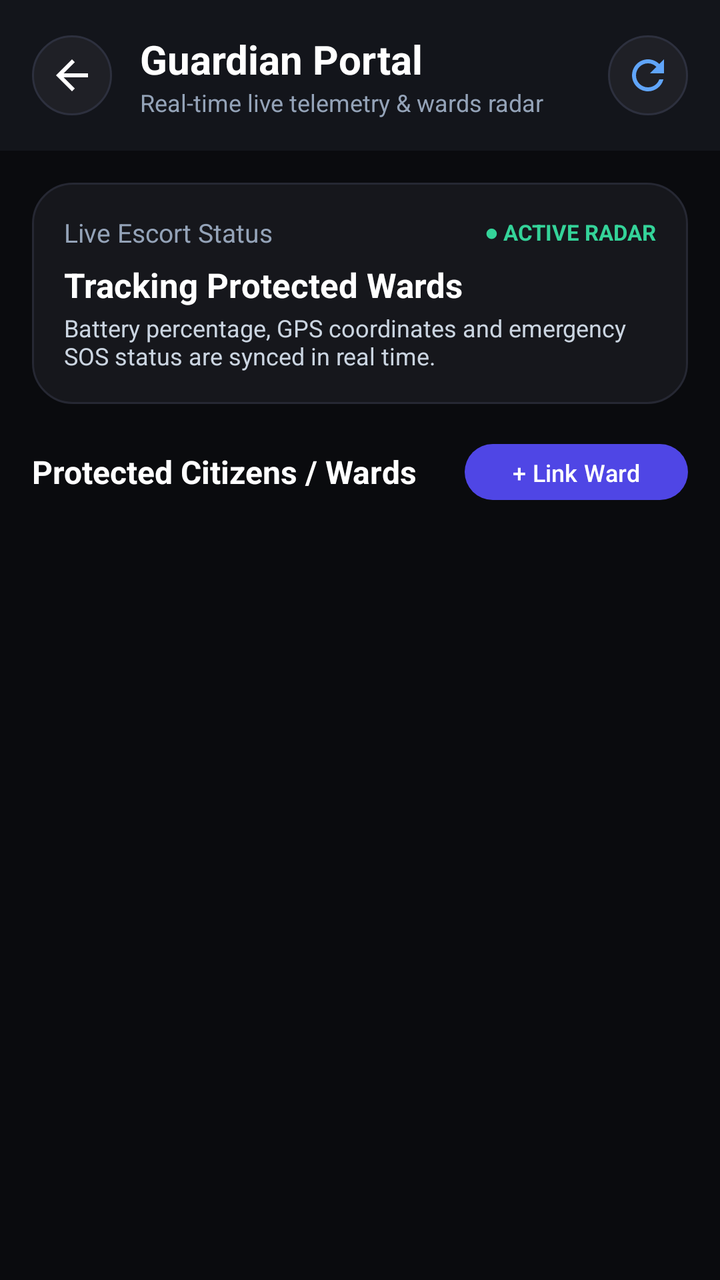
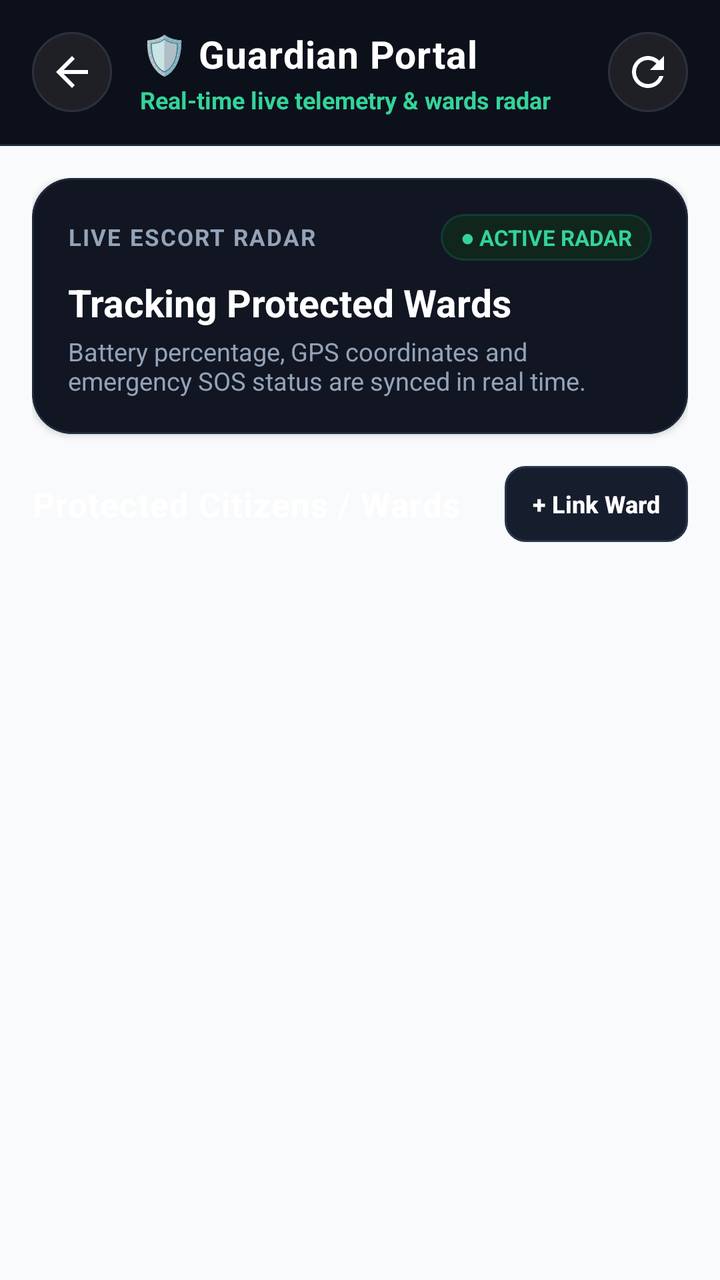

An Android layout rendered at two revisions. The XML below is the earlier revision; the diff shows what the commit changed to produce the second picture.
<!-- AndroidManifest.xml: application theme Theme.SheGuard -->
<!-- res/layout/fragment_guardian_portal.xml -->
<?xml version="1.0" encoding="utf-8"?>
<androidx.coordinatorlayout.widget.CoordinatorLayout xmlns:android="http://schemas.android.com/apk/res/android"
    xmlns:app="http://schemas.android.com/apk/res-auto"
    xmlns:tools="http://schemas.android.com/tools"
    android:layout_width="match_parent"
    android:layout_height="match_parent"
    android:background="#0A0B0E"
    android:fitsSystemWindows="true">

    <com.google.android.material.appbar.AppBarLayout
        android:layout_width="match_parent"
        android:layout_height="wrap_content"
        android:background="#13151B"
        app:elevation="0dp">

        <LinearLayout
            android:layout_width="match_parent"
            android:layout_height="wrap_content"
            android:orientation="horizontal"
            android:gravity="center_vertical"
            android:paddingStart="16dp"
            android:paddingEnd="16dp"
            android:paddingTop="16dp"
            android:paddingBottom="16dp">

            <ImageButton
                android:id="@+id/btn_back"
                android:layout_width="40dp"
                android:layout_height="40dp"
                android:background="@drawable/bg_circle_info"
                android:src="@drawable/ic_arrow_back"
                app:tint="#FFFFFF"
                android:contentDescription="Back" />

            <LinearLayout
                android:layout_width="0dp"
                android:layout_height="wrap_content"
                android:layout_weight="1"
                android:layout_marginStart="14dp"
                android:orientation="vertical">

                <TextView
                    android:layout_width="wrap_content"
                    android:layout_height="wrap_content"
                    android:text="Guardian Portal"
                    android:textColor="#FFFFFF"
                    android:textSize="20sp"
                    android:textStyle="bold" />

                <TextView
                    android:id="@+id/tv_guardian_subtitle"
                    android:layout_width="wrap_content"
                    android:layout_height="wrap_content"
                    android:text="Real-time live telemetry &amp; wards radar"
                    android:textColor="#94A3B8"
                    android:textSize="12sp" />
            </LinearLayout>

            <ImageButton
                android:id="@+id/btn_refresh"
                android:layout_width="40dp"
                android:layout_height="40dp"
                android:background="@drawable/bg_circle_info"
                android:src="@drawable/ic_refresh"
                app:tint="#60A5FA"
                android:contentDescription="Refresh" />
        </LinearLayout>
    </com.google.android.material.appbar.AppBarLayout>

    <androidx.core.widget.NestedScrollView
        android:layout_width="match_parent"
        android:layout_height="match_parent"
        android:fillViewport="true"
        app:layout_behavior="@string/appbar_scrolling_view_behavior">

        <LinearLayout
            android:layout_width="match_parent"
            android:layout_height="wrap_content"
            android:orientation="vertical"
            android:padding="16dp">

            
            <LinearLayout
                android:layout_width="match_parent"
                android:layout_height="wrap_content"
                android:background="@drawable/bg_card_safety_dark"
                android:orientation="vertical"
                android:padding="16dp"
                android:layout_marginBottom="16dp">

                <LinearLayout
                    android:layout_width="match_parent"
                    android:layout_height="wrap_content"
                    android:orientation="horizontal"
                    android:gravity="center_vertical">

                    <TextView
                        android:layout_width="0dp"
                        android:layout_height="wrap_content"
                        android:layout_weight="1"
                        android:text="Live Escort Status"
                        android:textColor="#94A3B8"
                        android:textSize="13sp" />

                    <TextView
                        android:layout_width="wrap_content"
                        android:layout_height="wrap_content"
                        android:text="● ACTIVE RADAR"
                        android:textColor="#34D399"
                        android:textSize="11sp"
                        android:textStyle="bold" />
                </LinearLayout>

                <TextView
                    android:id="@+id/tv_wards_count_summary"
                    android:layout_width="wrap_content"
                    android:layout_height="wrap_content"
                    android:layout_marginTop="6dp"
                    android:text="Tracking Protected Wards"
                    android:textColor="#FFFFFF"
                    android:textSize="17sp"
                    android:textStyle="bold" />

                <TextView
                    android:layout_width="wrap_content"
                    android:layout_height="wrap_content"
                    android:layout_marginTop="2dp"
                    android:text="Battery percentage, GPS coordinates and emergency SOS status are synced in real time."
                    android:textColor="#CBD5E1"
                    android:textSize="12sp" />
            </LinearLayout>

            <LinearLayout
                android:layout_width="match_parent"
                android:layout_height="wrap_content"
                android:orientation="horizontal"
                android:gravity="center_vertical"
                android:layout_marginBottom="12dp">

                <TextView
                    android:layout_width="0dp"
                    android:layout_height="wrap_content"
                    android:layout_weight="1"
                    android:text="Protected Citizens / Wards"
                    android:textColor="#FFFFFF"
                    android:textSize="16sp"
                    android:textStyle="bold" />

                <com.google.android.material.button.MaterialButton
                    android:id="@+id/btn_link_new_ward"
                    android:layout_width="wrap_content"
                    android:layout_height="36dp"
                    android:text="+ Link Ward"
                    android:textSize="12sp"
                    app:cornerRadius="18dp"
                    app:backgroundTint="#4F46E5" />
            </LinearLayout>

            
            <ProgressBar
                android:id="@+id/pb_loading"
                android:layout_width="wrap_content"
                android:layout_height="wrap_content"
                android:layout_gravity="center_horizontal"
                android:layout_margin="24dp"
                android:indeterminateTint="#8B5CF6"
                android:visibility="gone" />

            
            <LinearLayout
                android:id="@+id/layout_empty_wards"
                android:layout_width="match_parent"
                android:layout_height="wrap_content"
                android:orientation="vertical"
                android:gravity="center"
                android:padding="32dp"
                android:visibility="gone">

                <ImageView
                    android:layout_width="64dp"
                    android:layout_height="64dp"
                    android:src="@drawable/ic_contacts_safety"
                    app:tint="#64748B"
                    android:contentDescription="Empty" />

                <TextView
                    android:layout_width="wrap_content"
                    android:layout_height="wrap_content"
                    android:layout_marginTop="12dp"
                    android:text="No Wards Linked Yet"
                    android:textColor="#FFFFFF"
                    android:textSize="16sp"
                    android:textStyle="bold" />

                <TextView
                    android:layout_width="wrap_content"
                    android:layout_height="wrap_content"
                    android:layout_marginTop="4dp"
                    android:text="Tap '+ Link Ward' above to link a protected family member or citizen by phone number."
                    android:textColor="#94A3B8"
                    android:textSize="13sp"
                    android:gravity="center" />
            </LinearLayout>

            
            <LinearLayout
                android:id="@+id/layout_wards_list"
                android:layout_width="match_parent"
                android:layout_height="wrap_content"
                android:orientation="vertical" />

        </LinearLayout>
    </androidx.core.widget.NestedScrollView>

</androidx.coordinatorlayout.widget.CoordinatorLayout>
<!-- resources referenced by this layout -->
<resources>
  <!-- drawable bg_card_safety_dark (drawable) -->
  <?xml version="1.0" encoding="utf-8"?>
  <shape xmlns:android="http://schemas.android.com/apk/res/android"
      android:shape="rectangle">
      <solid android:color="#16171C" />
      <corners android:radius="20dp" />
      <stroke
          android:width="1dp"
          android:color="#262833" />
  </shape>
  <!-- drawable bg_circle_info (drawable) -->
  <?xml version="1.0" encoding="utf-8"?>
  <shape xmlns:android="http://schemas.android.com/apk/res/android"
      android:shape="oval">
      <solid android:color="#1F2026" />
      <size
          android:width="40dp"
          android:height="40dp" />
      <stroke
          android:width="1dp"
          android:color="#2D303E" />
  </shape>
  <!-- drawable ic_arrow_back (drawable) -->
  <vector xmlns:android="http://schemas.android.com/apk/res/android"
      android:width="24dp"
      android:height="24dp"
      android:autoMirrored="true"
      android:tint="#FFFFFF"
      android:viewportWidth="24"
      android:viewportHeight="24">
      <path
          android:fillColor="@android:color/white"
          android:pathData="M20,11H7.83l5.59,-5.59L12,4l-8,8 8,8 1.41,-1.41L7.83,13H20v-2z" />
  </vector>
  <!-- drawable ic_contacts_safety (drawable) -->
  <vector xmlns:android="http://schemas.android.com/apk/res/android"
      android:width="24dp"
      android:height="24dp"
      android:viewportWidth="24"
      android:viewportHeight="24"
      android:tint="?attr/colorControlNormal">
    <path
        android:fillColor="@android:color/white"
        android:pathData="M12,12c2.21,0 4,-1.79 4,-4s-1.79,-4 -4,-4 -4,1.79 -4,4 1.79,4 4,4zM12,14c-2.67,0 -8,1.34 -8,4v2h16v-2c0,-2.66 -5.33,-4 -8,-4z"/>
  </vector>
  <!-- drawable ic_refresh (drawable) -->
  <vector xmlns:android="http://schemas.android.com/apk/res/android"
      android:width="24dp"
      android:height="24dp"
      android:viewportWidth="24"
      android:viewportHeight="24"
      android:tint="?attr/colorControlNormal">
    <path
        android:fillColor="@android:color/white"
        android:pathData="M17.65,6.35C16.2,4.9 14.21,4 12,4c-4.42,0 -7.99,3.58 -7.99,8s3.57,8 7.99,8c3.73,0 6.84,-2.55 7.73,-6h-2.08c-0.82,2.33 -3.04,4 -5.65,4 -3.31,0 -6,-2.69 -6,-6s2.69,-6 6,-6c1.66,0 3.14,0.69 4.22,1.78L13,11h7V4l-2.35,2.35z"/>
  </vector>
  <style name="Theme.SheGuard" parent="Base.Theme.SheGuard" />
  <color name="colorPrimary">#FF2E93</color>
  <color name="colorPrimaryDark">#D81173</color>
  <color name="colorAccent">#10B981</color>
  <color name="surface_background">#F8FAFC</color>
  <color name="surface_card">#FFFFFF</color>
  <color name="textColorPrimary">#0F172A</color>
  <!-- unchanged entries left out for length: 1 -->
</resources>

<!-- the commit's change to res/layout/fragment_guardian_portal.xml (unified diff, before → after) -->
@@ -4,56 +4,57 @@
     xmlns:tools="http://schemas.android.com/tools"
     android:layout_width="match_parent"
     android:layout_height="match_parent"
-    android:background="#0A0B0E"
+    android:background="@color/surface_background"
     android:fitsSystemWindows="true">
 
     <com.google.android.material.appbar.AppBarLayout
         android:layout_width="match_parent"
         android:layout_height="wrap_content"
-        android:background="#13151B"
+        android:background="#0C101A"
         app:elevation="0dp">
 
         <LinearLayout
             android:layout_width="match_parent"
             android:layout_height="wrap_content"
+            android:gravity="center_vertical"
             android:orientation="horizontal"
-            android:gravity="center_vertical"
-            android:paddingStart="16dp"
-            android:paddingEnd="16dp"
-            android:paddingTop="16dp"
-            android:paddingBottom="16dp">
+            android:paddingHorizontal="16dp"
+            android:paddingVertical="14dp">
 
             <ImageButton
                 android:id="@+id/btn_back"
                 android:layout_width="40dp"
                 android:layout_height="40dp"
                 android:background="@drawable/bg_circle_info"
+                android:contentDescription="Back"
                 android:src="@drawable/ic_arrow_back"
-                app:tint="#FFFFFF"
-                android:contentDescription="Back" />
+                app:tint="#FFFFFF" />
 
             <LinearLayout
                 android:layout_width="0dp"
                 android:layout_height="wrap_content"
+                android:layout_marginStart="14dp"
                 android:layout_weight="1"
-                android:layout_marginStart="14dp"
                 android:orientation="vertical">
 
                 <TextView
                     android:layout_width="wrap_content"
                     android:layout_height="wrap_content"
-                    android:text="Guardian Portal"
+                    android:letterSpacing="0.02"
+                    android:text="🛡️ Guardian Portal"
                     android:textColor="#FFFFFF"
-                    android:textSize="20sp"
+                    android:textSize="19sp"
                     android:textStyle="bold" />
 
                 <TextView
                     android:id="@+id/tv_guardian_subtitle"
                     android:layout_width="wrap_content"
                     android:layout_height="wrap_content"
+                    android:layout_marginTop="2dp"
                     android:text="Real-time live telemetry &amp; wards radar"
-                    android:textColor="#94A3B8"
-                    android:textSize="12sp" />
+                    android:textColor="#34D399"
+                    android:textSize="12sp"
+                    android:textStyle="bold" />
             </LinearLayout>
 
             <ImageButton
@@ -61,10 +62,15 @@
                 android:layout_width="40dp"
                 android:layout_height="40dp"
                 android:background="@drawable/bg_circle_info"
+                android:contentDescription="Refresh"
                 android:src="@drawable/ic_refresh"
-                app:tint="#60A5FA"
-                android:contentDescription="Refresh" />
+                app:tint="#FFFFFF" />
         </LinearLayout>
+
+        <View
+            android:layout_width="match_parent"
+            android:layout_height="1dp"
+            android:background="#1E293B" />
     </com.google.android.material.appbar.AppBarLayout>
 
     <androidx.core.widget.NestedScrollView
@@ -77,83 +83,112 @@
             android:layout_width="match_parent"
             android:layout_height="wrap_content"
             android:orientation="vertical"
-            android:padding="16dp">
-
-            
-            <LinearLayout
-                android:layout_width="match_parent"
-                android:layout_height="wrap_content"
-                android:background="@drawable/bg_card_safety_dark"
-                android:orientation="vertical"
-                android:padding="16dp"
-                android:layout_marginBottom="16dp">
+            android:paddingHorizontal="16dp"
+            android:paddingTop="16dp"
+            android:paddingBottom="36dp">
+
+            
+            <com.google.android.material.card.MaterialCardView
+                android:layout_width="match_parent"
+                android:layout_height="wrap_content"
+                android:layout_marginBottom="16dp"
+                app:cardBackgroundColor="#111622"
+                app:cardCornerRadius="20dp"
+                app:cardElevation="2dp"
+                app:strokeColor="#1E293B"
+                app:strokeWidth="1dp">
 
                 <LinearLayout
                     android:layout_width="match_parent"
                     android:layout_height="wrap_content"
-                    android:orientation="horizontal"
-                    android:gravity="center_vertical">
-
-                    <TextView
-                        android:layout_width="0dp"
-                        android:layout_height="wrap_content"
-                        android:layout_weight="1"
-                        android:text="Live Escort Status"
+                    android:orientation="vertical"
+                    android:paddingHorizontal="18dp"
+                    android:paddingVertical="18dp">
+
+                    <LinearLayout
+                        android:layout_width="match_parent"
+                        android:layout_height="wrap_content"
+                        android:gravity="center_vertical"
+                        android:orientation="horizontal">
+
+                        <TextView
+                            android:layout_width="0dp"
+                            android:layout_height="wrap_content"
+                            android:layout_weight="1"
+                            android:letterSpacing="0.06"
+                            android:text="LIVE ESCORT RADAR"
+                            android:textColor="#94A3B8"
+                            android:textSize="11.5sp"
+                            android:textStyle="bold" />
+
+                        <LinearLayout
+                            android:layout_width="wrap_content"
+                            android:layout_height="wrap_content"
+                            android:background="@drawable/bg_guardian_badge_active"
+                            android:paddingHorizontal="10dp"
+                            android:paddingVertical="4dp">
+
+                            <TextView
+                                android:layout_width="wrap_content"
+                                android:layout_height="wrap_content"
+                                android:text="● ACTIVE RADAR"
+                                android:textColor="#34D399"
+                                android:textSize="11sp"
+                                android:textStyle="bold" />
+                        </LinearLayout>
+                    </LinearLayout>
+
+                    <TextView
+                        android:id="@+id/tv_wards_count_summary"
+                        android:layout_width="wrap_content"
+                        android:layout_height="wrap_content"
+                        android:layout_marginTop="8dp"
+                        android:text="Tracking Protected Wards"
+                        android:textColor="#FFFFFF"
+                        android:textSize="19sp"
+                        android:textStyle="bold" />
+
+                    <TextView
+                        android:layout_width="wrap_content"
+                        android:layout_height="wrap_content"
+                        android:layout_marginTop="3dp"
+                        android:text="Battery percentage, GPS coordinates and emergency SOS status are synced in real time."
                         android:textColor="#94A3B8"
-                        android:textSize="13sp" />
-
-                    <TextView
-                        android:layout_width="wrap_content"
-                        android:layout_height="wrap_content"
-                        android:text="● ACTIVE RADAR"
-                        android:textColor="#34D399"
-                        android:textSize="11sp"
-                        android:textStyle="bold" />
+                        android:textSize="12.5sp" />
                 </LinearLayout>
+            </com.google.android.material.card.MaterialCardView>
+
+            
+            <LinearLayout
+                android:layout_width="match_parent"
+                android:layout_height="wrap_content"
+                android:layout_marginBottom="12dp"
+                android:gravity="center_vertical"
+                android:orientation="horizontal">
 
                 <TextView
-                    android:id="@+id/tv_wards_count_summary"
-                    android:layout_width="wrap_content"
-                    android:layout_height="wrap_content"
-                    android:layout_marginTop="6dp"
-                    android:text="Tracking Protected Wards"
+                    android:layout_width="0dp"
+                    android:layout_height="wrap_content"
+                    android:layout_weight="1"
+                    android:letterSpacing="0.02"
+                    android:text="Protected Citizens / Wards"
                     android:textColor="#FFFFFF"
                     android:textSize="17sp"
                     android:textStyle="bold" />
 
-                <TextView
-                    android:layout_width="wrap_content"
-                    android:layout_height="wrap_content"
-                    android:layout_marginTop="2dp"
-                    android:text="Battery percentage, GPS coordinates and emergency SOS status are synced in real time."
-                    android:textColor="#CBD5E1"
-                    android:textSize="12sp" />
-            </LinearLayout>
-
-            <LinearLayout
-                android:layout_width="match_parent"
-                android:layout_height="wrap_content"
-                android:orientation="horizontal"
-                android:gravity="center_vertical"
-                android:layout_marginBottom="12dp">
-
-                <TextView
-                    android:layout_width="0dp"
-                    android:layout_height="wrap_content"
-                    android:layout_weight="1"
-                    android:text="Protected Citizens / Wards"
-                    android:textColor="#FFFFFF"
-                    android:textSize="16sp"
-                    android:textStyle="bold" />
-
                 <com.google.android.material.button.MaterialButton
                     android:id="@+id/btn_link_new_ward"
                     android:layout_width="wrap_content"
-                    android:layout_height="36dp"
+                    android:layout_height="38dp"
+                    android:background="@drawable/bg_action_btn_secondary"
+                    android:paddingHorizontal="14dp"
                     android:text="+ Link Ward"
+                    android:textAllCaps="false"
+                    android:textColor="#FFFFFF"
                     android:textSize="12sp"
-                    app:cornerRadius="18dp"
-                    app:backgroundTint="#4F46E5" />
+                    android:textStyle="bold"
+                    app:backgroundTint="@null"
+                    app:cornerRadius="10dp" />
             </LinearLayout>
 
             
@@ -163,44 +198,63 @@
                 android:layout_height="wrap_content"
                 android:layout_gravity="center_horizontal"
                 android:layout_margin="24dp"
-                android:indeterminateTint="#8B5CF6"
+                android:indeterminateTint="#34D399"
                 android:visibility="gone" />
 
             
-            <LinearLayout
+            <com.google.android.material.card.MaterialCardView
                 android:id="@+id/layout_empty_wards"
                 android:layout_width="match_parent"
                 android:layout_height="wrap_content"
-                android:orientation="vertical"
-                android:gravity="center"
-                android:padding="32dp"
-                android:visibility="gone">
-
-                <ImageView
-                    android:layout_width="64dp"
-                    android:layout_height="64dp"
-                    android:src="@drawable/ic_contacts_safety"
-                    app:tint="#64748B"
-                    android:contentDescription="Empty" />
-
-                <TextView
-                    android:layout_width="wrap_content"
-                    android:layout_height="wrap_content"
-                    android:layout_marginTop="12dp"
-                    android:text="No Wards Linked Yet"
-                    android:textColor="#FFFFFF"
-                    android:textSize="16sp"
-                    android:textStyle="bold" />
-
-                <TextView
-                    android:layout_width="wrap_content"
-                    android:layout_height="wrap_content"
-                    android:layout_marginTop="4dp"
-                    android:text="Tap '+ Link Ward' above to link a protected family member or citizen by phone number."
-                    android:textColor="#94A3B8"
-                    android:textSize="13sp"
-                    android:gravity="center" />
-            </LinearLayout>
+                android:visibility="gone"
+                app:cardBackgroundColor="#111622"
+                app:cardCornerRadius="20dp"
+                app:cardElevation="1dp"
+                app:strokeColor="#1E293B"
+                app:strokeWidth="1dp">
+
+                <LinearLayout
+                    android:layout_width="match_parent"
+                    android:layout_height="wrap_content"
+                    android:gravity="center"
+                    android:orientation="vertical"
+                    android:paddingHorizontal="24dp"
+                    android:paddingVertical="32dp">
+
+                    <FrameLayout
+                        android:layout_width="64dp"
+                        android:layout_height="64dp"
+                        android:background="@drawable/bg_circle_icon_indigo">
+
+                        <ImageView
+                            android:layout_width="32dp"
+                            android:layout_height="32dp"
+                            android:layout_gravity="center"
+                            android:contentDescription="Empty"
+                            android:src="@drawable/ic_contacts_safety"
+                            app:tint="#818CF8" />
+                    </FrameLayout>
+
+                    <TextView
+                        android:layout_width="wrap_content"
+                        android:layout_height="wrap_content"
+                        android:layout_marginTop="16dp"
+                        android:text="No Wards Linked Yet"
+                        android:textColor="#FFFFFF"
+                        android:textSize="18sp"
+                        android:textStyle="bold" />
+
+                    <TextView
+                        android:layout_width="wrap_content"
+                        android:layout_height="wrap_content"
+                        android:layout_marginTop="6dp"
+                        android:gravity="center"
+                        android:lineSpacingExtra="2dp"
+                        android:text="Tap '+ Link Ward' above to link a protected family member or citizen by phone number."
+                        android:textColor="#94A3B8"
+                        android:textSize="13sp" />
+                </LinearLayout>
+            </com.google.android.material.card.MaterialCardView>
 
             
             <LinearLayout
<!-- resource entries referenced after the edit -->
@@ -1,15 +1,5 @@
 <!-- resources referenced by this layout -->
 <resources>
-  <!-- drawable bg_card_safety_dark (drawable) -->
-  <?xml version="1.0" encoding="utf-8"?>
-  <shape xmlns:android="http://schemas.android.com/apk/res/android"
-      android:shape="rectangle">
-      <solid android:color="#16171C" />
-      <corners android:radius="20dp" />
-      <stroke
-          android:width="1dp"
-          android:color="#262833" />
-  </shape>
   <!-- drawable bg_circle_info (drawable) -->
   <?xml version="1.0" encoding="utf-8"?>
   <shape xmlns:android="http://schemas.android.com/apk/res/android"
@@ -21,6 +11,16 @@
       <stroke
           android:width="1dp"
           android:color="#2D303E" />
+  </shape>
+  <!-- drawable bg_guardian_badge_active (drawable) -->
+  <?xml version="1.0" encoding="utf-8"?>
+  <shape xmlns:android="http://schemas.android.com/apk/res/android"
+      android:shape="rectangle">
+      <solid android:color="#10261D" />
+      <corners android:radius="16dp" />
+      <stroke
+          android:width="1dp"
+          android:color="#3310B981" />
   </shape>
   <!-- drawable ic_arrow_back (drawable) -->
   <vector xmlns:android="http://schemas.android.com/apk/res/android"
@@ -61,6 +61,26 @@
   <color name="colorPrimaryDark">#D81173</color>
   <color name="colorAccent">#10B981</color>
   <color name="surface_background">#F8FAFC</color>
+  <!-- drawable bg_action_btn_secondary (drawable) -->
+  <?xml version="1.0" encoding="utf-8"?>
+  <ripple xmlns:android="http://schemas.android.com/apk/res/android"
+      android:color="#20FFFFFF">
+      <item>
+          <shape android:shape="rectangle">
+              <solid android:color="#161E2E" />
+              <stroke
+                  android:width="1dp"
+                  android:color="#28354A" />
+              <corners android:radius="10dp" />
+          </shape>
+      </item>
+  </ripple>
+  <!-- drawable bg_circle_icon_indigo (drawable) -->
+  <?xml version="1.0" encoding="utf-8"?>
+  <shape xmlns:android="http://schemas.android.com/apk/res/android"
+      android:shape="oval">
+      <solid android:color="#161E2E" />
+  </shape>
   <color name="surface_card">#FFFFFF</color>
   <color name="textColorPrimary">#0F172A</color>
   <!-- unchanged entries left out for length: 1 -->
